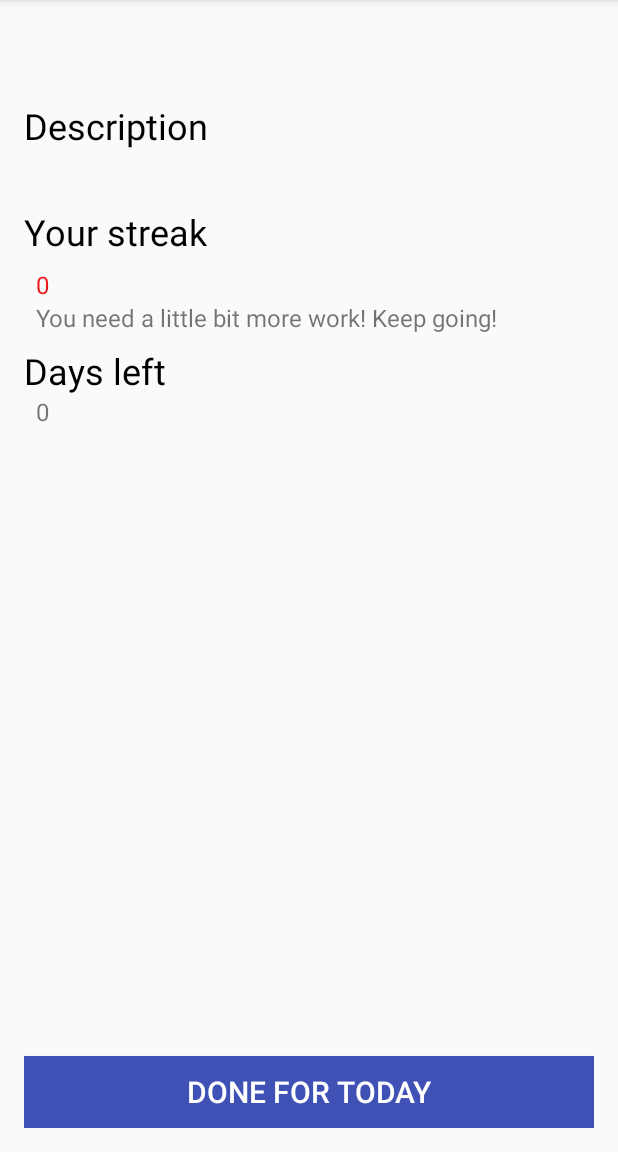
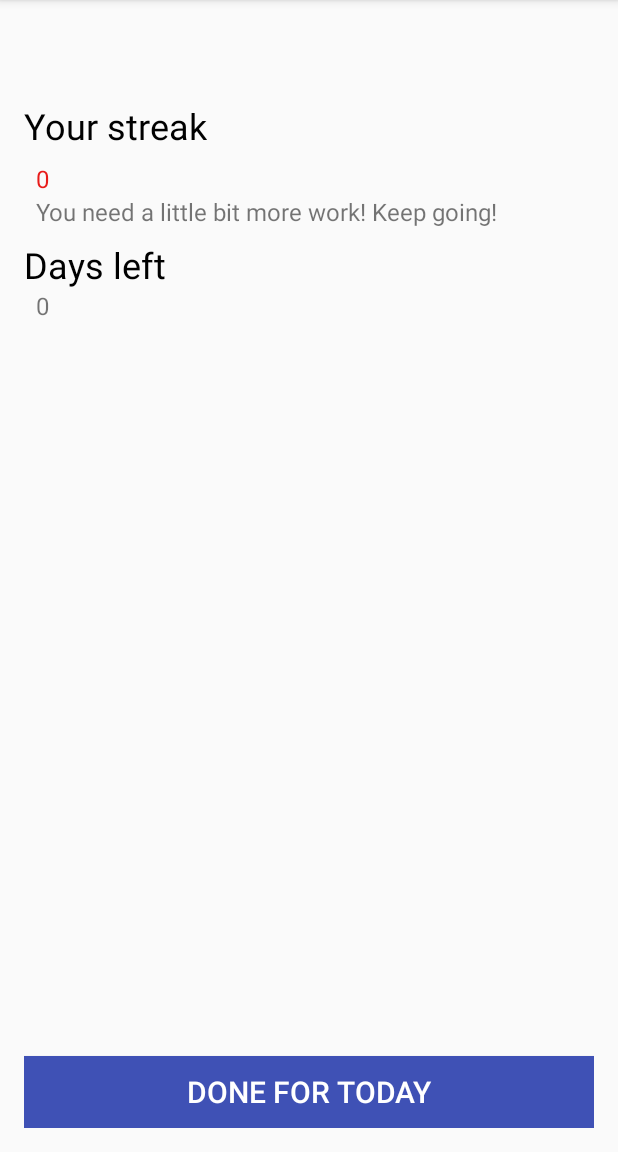
Before and after one commit to sayard/The-Habit-Game, an Android app: the HabitDetailActivity screen opened directly, with no data from a screen before it, on a phone screen of 412 x 824 dp, the part 84-1236 px from its top. Run offline under Robolectric (Android 15) with nearby library versions, the phone set to English and light mode, and no system bars; libraries missing offline, so code that uses them is left out: uk.co.deanwild; 18 statements that could not run were skipped.

Commit message:
made habit name text field in activity_add_new_habit have one line, now if description box is empty description there will be no header in the detail view

```diff
--- a/app/src/main/java/pl/c0/sayard/thehabitgame/HabitDetailActivity.java
+++ b/app/src/main/java/pl/c0/sayard/thehabitgame/HabitDetailActivity.java
@@ -49,6 +49,8 @@ public class HabitDetailActivity extends AppCompatActivity {
         int detailStreak = cursor.getInt(cursor.getColumnIndex(HabitContract.HabitEntry.COLUMN_STREAK));
         int detailDaysLeft = cursor.getInt(cursor.getColumnIndex(HabitContract.HabitEntry.COLUMN_DAYS_LEFT));
 
+        cursor.close();
+
         TextView nameTextView = (TextView) findViewById(R.id.habit_detail_name);
         nameTextView.setText(detailName);
         switch (detailColor)
@@ -70,7 +72,15 @@ public class HabitDetailActivity extends AppCompatActivity {
         }
 
         TextView descriptionTextView = (TextView) findViewById(R.id.habit_detail_desc);
-        descriptionTextView.setText(detailDesc);
+        if(!detailDesc.equals("")){
+            descriptionTextView.setText(detailDesc);
+        }else{
+            TextView descriptionHeaderTextView = (TextView) findViewById(R.id.habit_detail_desc_header);
+            descriptionHeaderTextView.setVisibility(View.INVISIBLE);
+            descriptionHeaderTextView.setHeight(0);
+            descriptionTextView.setVisibility(View.INVISIBLE);
+            descriptionTextView.setHeight(0);
+        }
 
         TextView streakTextView = (TextView) findViewById(R.id.habit_detail_streak);
         TextView streakDescriptionTextView = (TextView) findViewById(R.id.habit_detail_streak_desc);
--- a/app/src/main/java/pl/c0/sayard/thehabitgame/data/SampleData.java
+++ b/app/src/main/java/pl/c0/sayard/thehabitgame/data/SampleData.java
@@ -32,6 +32,7 @@ public class SampleData {
 
         contentValues = new ContentValues();
         contentValues.put(HabitContract.HabitEntry.COLUMN_NAME, "Hit the gym");
+        contentValues.put(HabitContract.HabitEntry.COLUMN_DESCRIPTION, "Go to the gym every day");
         contentValues.put(HabitContract.HabitEntry.COLUMN_COLOR,2);
         habitList.add(contentValues);
 
--- a/app/src/main/res/layout/activity_add_new_habit.xml
+++ b/app/src/main/res/layout/activity_add_new_habit.xml
@@ -23,6 +23,7 @@
         android:layout_width="match_parent"
         android:layout_height="wrap_content"
         android:id="@+id/add_new_habit_name"
+        android:inputType="text"
         android:hint="@string/habit_name"
         android:textSize="24sp"/>
 
--- a/app/src/main/res/layout/activity_habit_detail.xml
+++ b/app/src/main/res/layout/activity_habit_detail.xml
@@ -24,7 +24,8 @@
         android:text="@string/description"
         android:paddingTop="8dp"
         android:textSize="24sp"
-        android:textColor="@android:color/black"/>
+        android:textColor="@android:color/black"
+        android:id="@+id/habit_detail_desc_header"/>
 
     <TextView
         android:layout_width="wrap_content"
```
